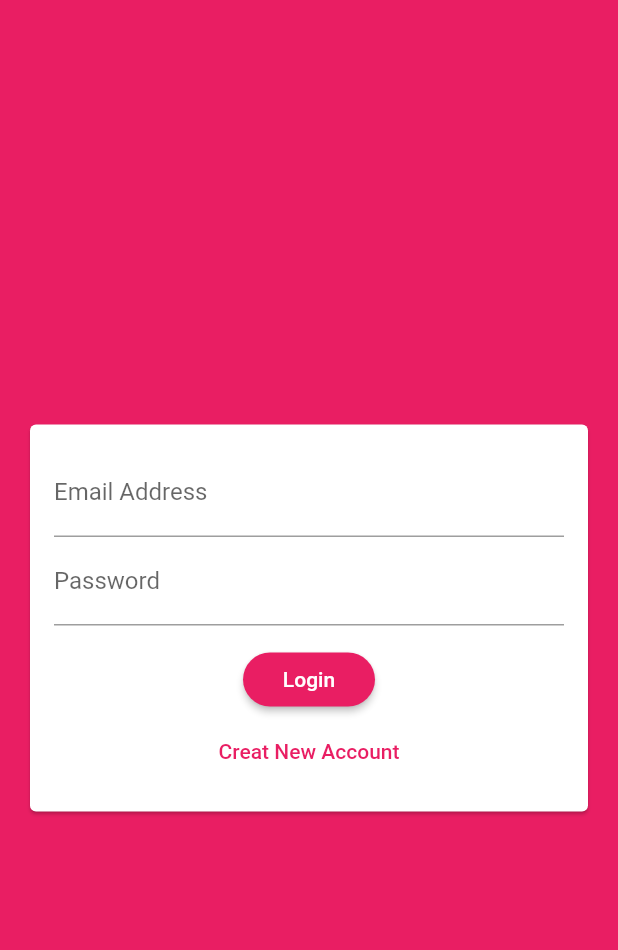
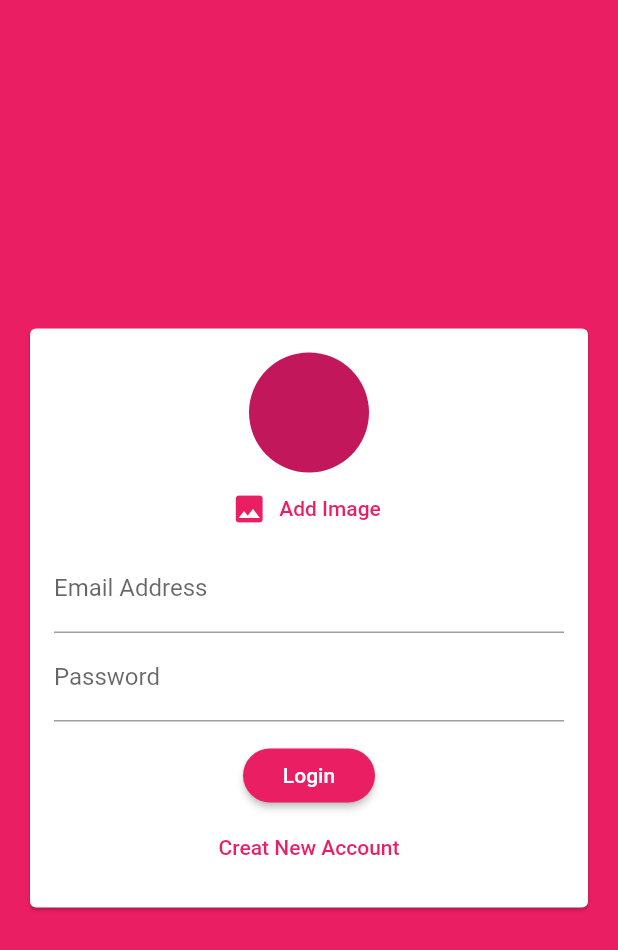
Before and after one commit to ashishtyagi10/chat_app, a Flutter app: the screen it shows after launch, on a phone screen of 412 x 824 dp. Shown: the top 950 px of the screen. Run offline on Flutter 3.47's test engine with Material 2 defaults, Android fonts, the phone set to English and light mode, and no system bars; our stand-ins replace cloud_firestore, firebase_auth; accounts and stored records are empty.

Commit message:
little refactoring:

```diff
--- a/lib/screens/chat_screen.dart
+++ b/lib/screens/chat_screen.dart
@@ -1,8 +1,7 @@
-import 'package:chat_app/chat/new_message.dart';
+import 'package:chat_app/widgets/chat/messages.dart';
+import 'package:chat_app/widgets/chat/new_message.dart';
 import 'package:firebase_auth/firebase_auth.dart';
 import 'package:flutter/material.dart';
-
-import '../chat/messages.dart';
 
 class ChatScreen extends StatelessWidget {
   @override
--- a/lib/widgets/auth/auth_form.dart
+++ b/lib/widgets/auth/auth_form.dart
@@ -45,6 +45,15 @@ class _AuthFormState extends State<AuthForm> {
               child: Column(
                 mainAxisSize: MainAxisSize.min,
                 children: [
+                  CircleAvatar(
+                    radius: 40,
+                  ),
+                  FlatButton.icon(
+                    textColor: Theme.of(context).primaryColor,
+                    onPressed: () {},
+                    icon: Icon(Icons.image),
+                    label: Text('Add Image'),
+                  ),
                   TextFormField(
                     key: ValueKey('email'),
                     validator: (value) {
--- a/lib/chat/messages.dart
+++ b/lib/widgets/chat/messages.dart
@@ -1,7 +1,8 @@
-import 'package:chat_app/chat/message_bubble.dart';
 import 'package:cloud_firestore/cloud_firestore.dart';
 import 'package:firebase_auth/firebase_auth.dart';
 import 'package:flutter/material.dart';
+
+import 'message_bubble.dart';
 
 class Messages extends StatelessWidget {
   @override
--- a/pubspec.yaml
+++ b/pubspec.yaml
@@ -30,6 +30,7 @@ dependencies:
   cupertino_icons: ^1.0.0
   cloud_firestore: 0.13.5
   firebase_auth: 0.16.1
+  image_picker: ^0.6.7+21
 
 dev_dependencies:
   flutter_test:
```
Also changed, not shown: lib/widgets/chat/message_bubble.dart (renamed from lib/chat/message_bubble.dart), lib/widgets/chat/new_message.dart (renamed from lib/chat/new_message.dart), pubspec.lock.
